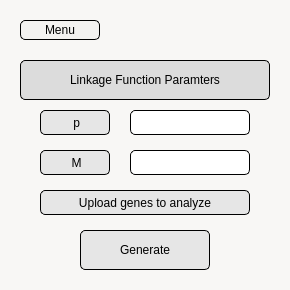
Before: the Qt Designer form colocalizationwindow.ui in LorenzoTarricone/TranscriptomiC, drawn with Qt 5.
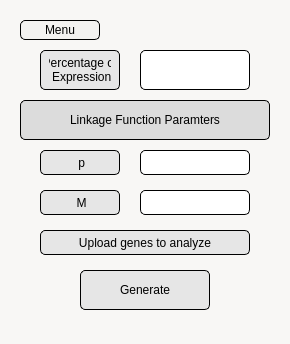
After: the same form once the commit is applied.

Commit message: Partial implementation of the minimum expression percentage, not correct

Diff of the .ui file:
```diff
--- a/colocalizationwindow.ui
+++ b/colocalizationwindow.ui
@@ -7,7 +7,7 @@
     <x>0</x>
     <y>0</y>
     <width>290</width>
-    <height>290</height>
+    <height>344</height>
    </rect>
   </property>
   <property name="windowTitle">
@@ -21,7 +21,7 @@
    <property name="geometry">
     <rect>
      <x>40</x>
-     <y>190</y>
+     <y>230</y>
      <width>210</width>
      <height>25</height>
     </rect>
@@ -43,7 +43,7 @@
    <property name="geometry">
     <rect>
      <x>80</x>
-     <y>230</y>
+     <y>270</y>
      <width>130</width>
      <height>40</height>
     </rect>
@@ -86,9 +86,9 @@
   <widget class="QPlainTextEdit" name="pParamText">
    <property name="geometry">
     <rect>
-     <x>130</x>
-     <y>110</y>
-     <width>120</width>
+     <x>140</x>
+     <y>150</y>
+     <width>110</width>
      <height>25</height>
     </rect>
    </property>
@@ -104,8 +104,8 @@
    <property name="geometry">
     <rect>
      <x>40</x>
-     <y>110</y>
-     <width>70</width>
+     <y>150</y>
+     <width>80</width>
      <height>25</height>
     </rect>
    </property>
@@ -130,7 +130,7 @@
    <property name="geometry">
     <rect>
      <x>20</x>
-     <y>60</y>
+     <y>100</y>
      <width>250</width>
      <height>40</height>
     </rect>
@@ -155,8 +155,8 @@
    <property name="geometry">
     <rect>
      <x>40</x>
-     <y>150</y>
-     <width>70</width>
+     <y>190</y>
+     <width>80</width>
      <height>25</height>
     </rect>
    </property>
@@ -180,9 +180,9 @@
   <widget class="QPlainTextEdit" name="MParamText">
    <property name="geometry">
     <rect>
-     <x>130</x>
-     <y>150</y>
-     <width>120</width>
+     <x>140</x>
+     <y>190</y>
+     <width>110</width>
      <height>25</height>
     </rect>
    </property>
@@ -194,6 +194,50 @@
 color: rgb(0,0,0);</string>
    </property>
   </widget>
+  <widget class="QPlainTextEdit" name="PercentParamText">
+   <property name="geometry">
+    <rect>
+     <x>140</x>
+     <y>50</y>
+     <width>110</width>
+     <height>40</height>
+    </rect>
+   </property>
+   <property name="styleSheet">
+    <string notr="true">background-color: rgb(255,255,255);
+border: 1px solid black ;
+border-radius: 5px;
+padding: 0 8px;
+color: rgb(0,0,0);</string>
+   </property>
+  </widget>
+  <widget class="QLabel" name="PercentParamLabel">
+   <property name="geometry">
+    <rect>
+     <x>40</x>
+     <y>50</y>
+     <width>80</width>
+     <height>40</height>
+    </rect>
+   </property>
+   <property name="styleSheet">
+    <string notr="true">background-color: rgb(230,230,230);
+font: 10pt &quot;Segoe UI&quot;;
+border: 1px solid black ;
+border-radius: 5px;
+padding: 0 8px;
+color: rgb(0,0,0);
+
+</string>
+   </property>
+   <property name="text">
+    <string>Percentage of
+ Expression</string>
+   </property>
+   <property name="alignment">
+    <set>Qt::AlignCenter</set>
+   </property>
+  </widget>
  </widget>
  <resources/>
  <connections/>
```
The commit also changes 3 other files.
